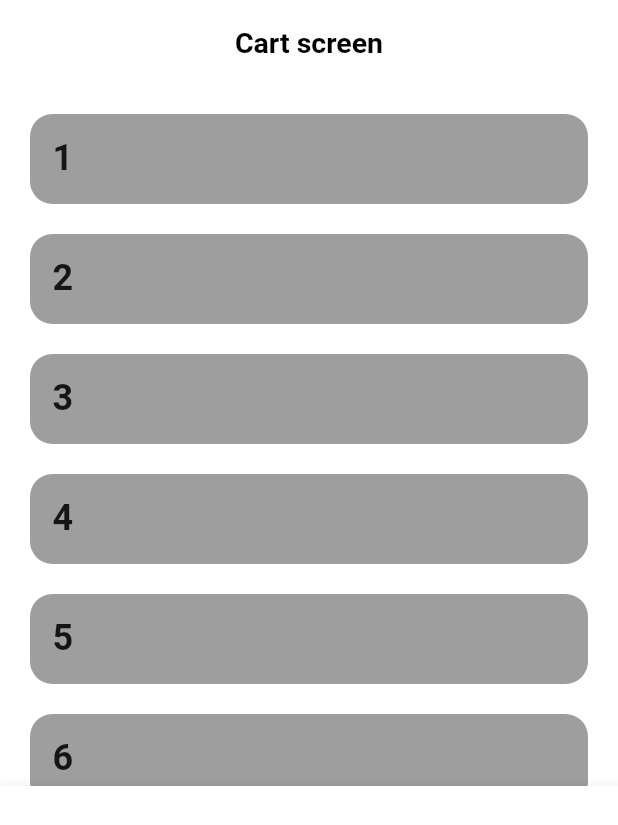
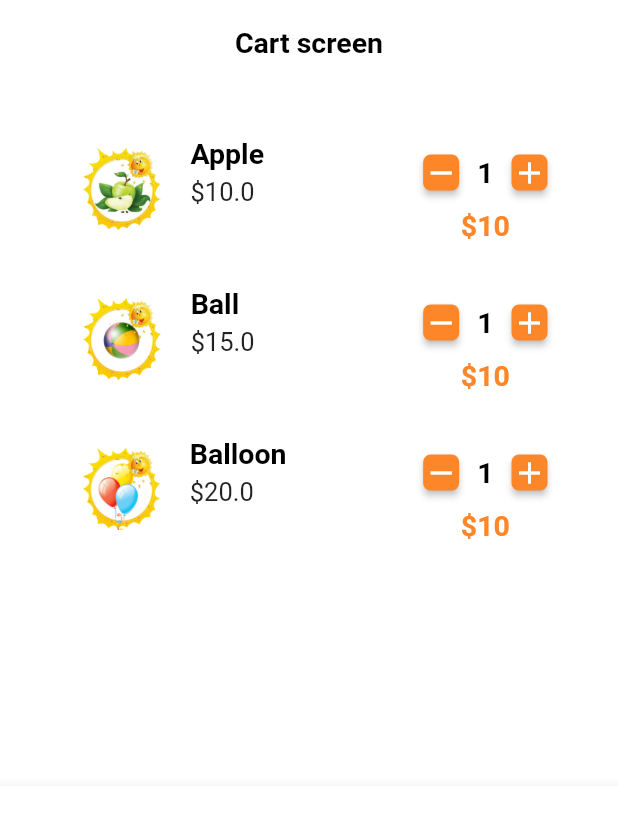
Before and after one commit to OlegKorolyov/flutter-sun-stickers, a Flutter app: the screen it shows after launch, on a phone screen of 412 x 824 dp. Shown: the top 825 px of the screen. Run offline on Flutter 3.47's test engine with Material 2 defaults, Android fonts, the phone set to English and light mode, and no system bars; our stand-ins replace badges, font_awesome_flutter.

Commit message:
cart list design

```diff
--- a/lib/ui/screens/cart_screen.dart
+++ b/lib/ui/screens/cart_screen.dart
@@ -1,6 +1,8 @@
 import 'package:flutter/material.dart';
 import 'package:sun_stickers/data/app_data.dart';
 import 'package:sun_stickers/ui/_ui.dart';
+import 'package:sun_stickers/ui_kit/_ui_kit.dart';
+import 'package:font_awesome_flutter/font_awesome_flutter.dart';
 
 class CartScreen extends StatefulWidget {
   const CartScreen({super.key});
@@ -37,20 +39,87 @@ class CartScreenState extends State<CartScreen>{
 
   Widget _cartListView() {
     return ListView.separated(
-        padding: EdgeInsets.all(20),
-        itemCount: 20,
+        padding: EdgeInsets.all(30),
+        itemCount: cartItems.length,
         itemBuilder: (_, index) {
-          return Container(
-            height: 60,
-            width: double.infinity,
-            padding: EdgeInsets.all(15),
-            decoration: BoxDecoration(
-              borderRadius: BorderRadius.circular(15),
-              color: Colors.grey
+          final sticker = cartItems[index];
+          return Dismissible(
+            direction: DismissDirection.endToStart,
+            onDismissed: (direction) {
+              if (direction == DismissDirection.endToStart) {
+                print('Удаляем');
+              }
+            },
+            key: UniqueKey(),
+            background: Row(
+              children: [
+                Container(
+                  padding: const EdgeInsets.symmetric(
+                    horizontal: 15,
+                    vertical: 25,
+                  ),
+                  decoration: BoxDecoration( color: Colors.redAccent,
+                    borderRadius: BorderRadius.circular(15), ),
+                  child: const FaIcon(FontAwesomeIcons.trash), ),
+              ],
             ),
-            child: Text(
-              '${index + 1}',
-              style: const TextStyle(fontSize: 24, fontWeight: FontWeight.bold),
+            child: Container(
+              height: 80,
+              width: double.infinity,
+              padding: EdgeInsets.all(5),
+              decoration: BoxDecoration(
+                borderRadius: BorderRadius.circular(15),
+                color: Colors.white
+              ),
+              child: Row(
+                mainAxisAlignment: MainAxisAlignment.spaceEvenly,
+                children: [
+                  const SizedBox(width: 20,),
+                  Image.asset(sticker.image, scale: 10),
+                  const SizedBox(width: 20),
+                  Column(
+                    crossAxisAlignment: CrossAxisAlignment.start,
+                    children: [
+                      Text(
+                        sticker.name,
+                        style:
+                        Theme.of(context).textTheme.displayMedium,
+                      ),
+                      const SizedBox(height: 5),
+                      Text(
+                        "\$${sticker.price}",
+                        style: Theme.of(context).textTheme.headlineSmall,
+                      ),
+                    ],
+                  ),
+                  const Spacer(),
+                  Column(
+
+                    children: [
+                      CounterButton(
+                        onDecrementTap: () {
+                          print('уменьшили');
+                        },
+                        onIncrementTap: () {
+                          print('увеличили');
+                        },
+                        size: const Size(24, 24),
+                        padding: 0,
+                        label: Text(
+                          sticker.quantity.toString(),
+                          style: Theme.of(context).textTheme.displayMedium,
+                        ),
+                      ),
+                      Text(
+                        "\$10",
+                        style: AppTextStyle.h2Style.copyWith(
+                            color: AppColor.accent
+                        ),
+                      )
+                    ],
+                  ),
+                ],
+              ),
             ),
           );
         },
--- a/lib/ui/widgets/_widgets.dart
+++ b/lib/ui/widgets/_widgets.dart
@@ -1,2 +1,3 @@
 export 'sticker_list_view.dart';
 export 'empty_wrapper.dart';
+export 'counter_button.dart';
--- /dev/null
+++ b/lib/ui/widgets/counter_button.dart
@@ -0,0 +1,52 @@
+import 'package:flutter/material.dart';
+import 'package:sun_stickers/ui_kit/_ui_kit.dart';
+
+class CounterButton extends StatelessWidget {
+  const CounterButton({Key? key,
+    required this.onIncrementTap,
+    required this.onDecrementTap,
+    required this.label,
+    this.padding = 10.0,
+    this.size = const Size(36, 36),
+    this. orientation = Axis.horizontal
+  }) : super(key: key);
+
+  final VoidCallback onIncrementTap;
+  final VoidCallback onDecrementTap;
+  final Widget label;
+  final Axis orientation;
+  final Size size;
+  final double padding;
+
+  @override
+  Widget build(BuildContext context) {
+    return orientation == Axis.horizontal
+        ? Row(mainAxisAlignment: MainAxisAlignment.end, children: body(),)
+        : Column(children: body().reversed.toList(),);
+
+  }
+
+  Widget button(Icon icon, Function() onTap) {
+    return RawMaterialButton(
+      constraints: BoxConstraints.tight(size),
+      shape: RoundedRectangleBorder(borderRadius: BorderRadius.circular(5)),
+      fillColor: AppColor.accent, onPressed: () => onTap(), child: icon,
+    );
+  }
+
+  List<Widget> body() {
+    return [
+      button(
+        const Icon(Icons.remove, color: Colors.white), onDecrementTap,
+      ),
+      Padding(
+        padding: EdgeInsets.symmetric(horizontal: padding),
+        child: label,
+      ),
+      button(
+          const Icon(Icons.add, color: Colors.white), onIncrementTap,
+      ),
+    ];
+  }
+
+}
```
